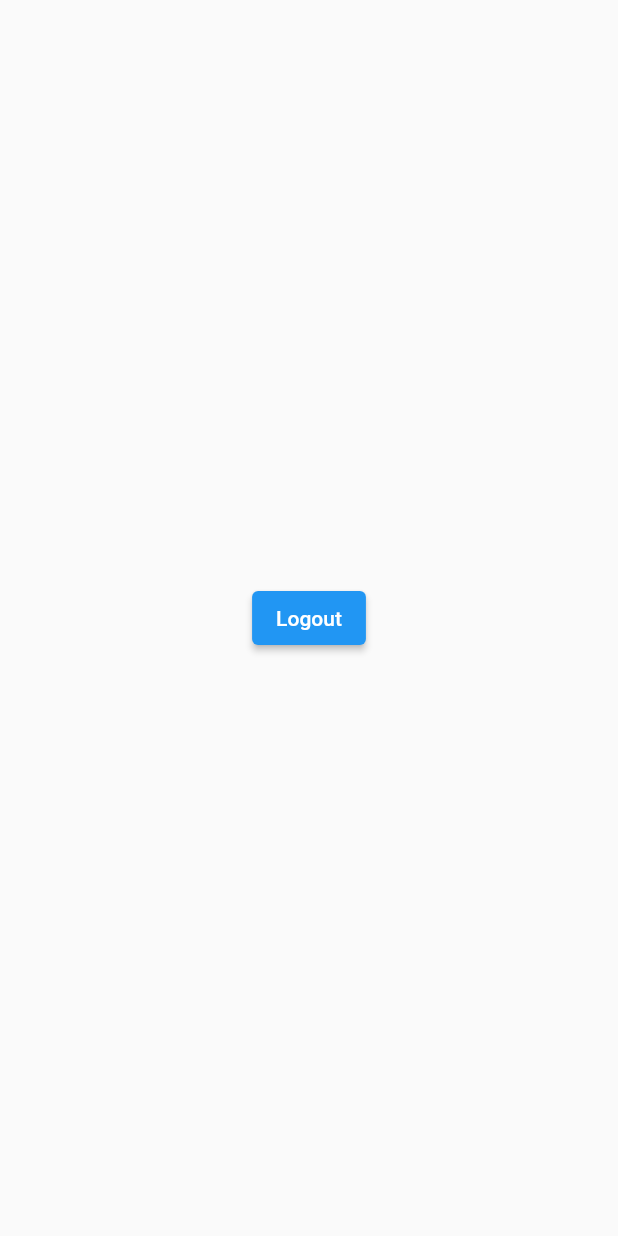
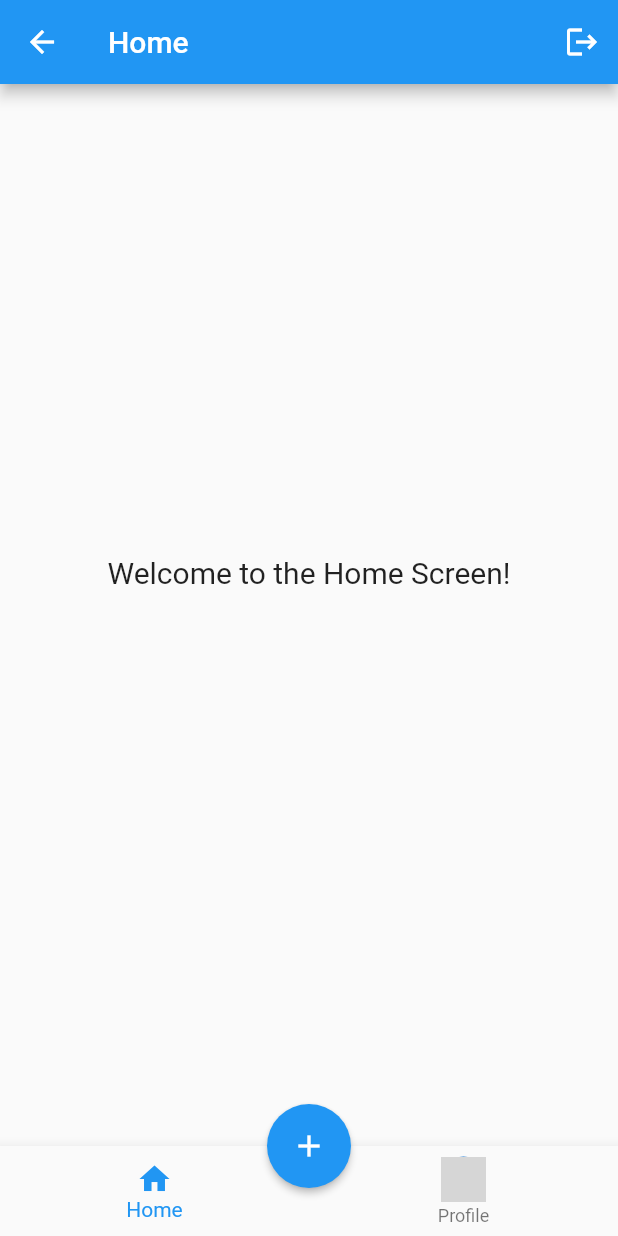
Before and after one commit to Akshar1199/Flutter-project, a Flutter app: the HomeScreen screen opened directly, on a phone screen of 412 x 824 dp. Run offline on Flutter 3.47's test engine with Material 2 defaults, Android fonts, the phone set to English and light mode, and no system bars; our stand-ins replace cloud_firestore, firebase_auth, firebase_core, firebase_storage, get, image_picker and 1 more; missing offline and left inert: firebase_app_check; accounts and stored records are empty; network calls fail; grey boxes are pictures that could not be loaded.

Commit message:
commited by dhruvin

```diff
--- a/lib/main.dart
+++ b/lib/main.dart
@@ -1,25 +1,36 @@
+import 'package:auth/screens/home.dart';
+import 'package:auth/screens/profile.dart';
 import 'package:auth/screens/signin.dart';
+import 'package:auth/screens/signup.dart';
 import 'package:firebase_core/firebase_core.dart';
 import 'package:flutter/material.dart';
+import 'package:get/get.dart';
+import 'package:firebase_app_check/firebase_app_check.dart';
 
 void main() async {
   WidgetsFlutterBinding.ensureInitialized();
   await Firebase.initializeApp();
   runApp(const MyApp());
+  FirebaseAppCheck.instance.setTokenAutoRefreshEnabled(true);
 }
 
 class MyApp extends StatelessWidget {
   const MyApp({Key? key}) : super(key: key);
 
-  // This widget is the root of your application.
   @override
   Widget build(BuildContext context) {
-    return MaterialApp(
+    return GetMaterialApp(
       title: 'Flutter Demo',
       theme: ThemeData(
         primarySwatch: Colors.blue,
       ),
-      home: const SignInScreen(),
+      initialRoute: '/signin', // Set the initial route
+      getPages: [
+        GetPage(name: '/signin', page: () => SignInScreen()),
+        GetPage(name: '/signup', page: () => SignUpScreen()),
+        GetPage(name: '/home', page: () => HomeScreen()),
+        GetPage(name: '/profile', page: () => ProfileScreen()),
+      ],
     );
   }
 }
--- /dev/null
+++ b/lib/screens/common_bottom_navigation_bar.dart
@@ -0,0 +1,34 @@
+import 'package:flutter/material.dart';
+
+class CommonBottomNavigationBar extends StatelessWidget {
+  final int currentIndex;
+  final ValueChanged<int> onTabTapped;
+  final String profilePhotoUrl;
+
+  CommonBottomNavigationBar({
+    required this.currentIndex,
+    required this.onTabTapped,
+    required this.profilePhotoUrl,
+  });
+
+  @override
+  Widget build(BuildContext context) {
+    return BottomNavigationBar(
+      currentIndex: currentIndex,
+      onTap: onTabTapped,
+      items: [
+        BottomNavigationBarItem(
+          icon: Icon(Icons.home),
+          label: 'Home',
+        ),
+        BottomNavigationBarItem(
+          icon: CircleAvatar(
+            backgroundImage: NetworkImage(profilePhotoUrl), // Use NetworkImage
+            radius: 15,
+          ),
+          label: 'Profile',
+        ),
+      ],
+    );
+  }
+}
--- /dev/null
+++ b/lib/screens/custom_app_bar.dart
@@ -0,0 +1,45 @@
+import 'package:auth/screens/signin.dart';
+import 'package:flutter/material.dart';
+import 'package:shared_preferences/shared_preferences.dart';
+import 'package:firebase_auth/firebase_auth.dart';
+
+class CustomAppBar extends StatelessWidget implements PreferredSizeWidget {
+  final String title;
+
+  Future<void> _signOut(BuildContext context) async {
+    try {
+      await FirebaseAuth.instance.signOut().then((value) async {
+        print("Signed Out");
+        final prefs = await SharedPreferences.getInstance();
+        prefs.remove('user_email');
+        prefs.remove('user_uid');
+        Navigator.push(
+            context, MaterialPageRoute(builder: (context) => SignInScreen()));
+      });
+    } catch (e) {
+      print('Error signing out: $e');
+    }
+  }
+
+  CustomAppBar({
+    required this.title,
+  });
+
+  @override
+  Size get preferredSize => Size.fromHeight(kToolbarHeight);
+
+  @override
+  Widget build(BuildContext context) {
+    return AppBar(
+      title: Text(title),
+      actions: [
+        IconButton(
+          icon: Icon(Icons.logout),
+          onPressed: () {
+            _signOut(context);
+          },
+        ),
+      ],
+    );
+  }
+}
--- /dev/null
+++ b/lib/screens/custom_fab.dart
@@ -0,0 +1,14 @@
+import 'package:flutter/material.dart';
+
+class CustomFloatingActionButton extends StatelessWidget {
+  @override
+  Widget build(BuildContext context) {
+    return FloatingActionButton(
+      onPressed: () {
+        // Add your onPressed logic here
+      },
+      child: Icon(Icons.add),
+      elevation: 2.0,
+    );
+  }
+}
--- a/lib/screens/home.dart
+++ b/lib/screens/home.dart
@@ -1,6 +1,13 @@
+import 'package:auth/screens/common_bottom_navigation_bar.dart';
+import 'package:auth/screens/custom_fab.dart';
 import 'package:firebase_auth/firebase_auth.dart';
 import 'package:auth/screens/signin.dart';
 import 'package:flutter/material.dart';
+import 'package:get/get.dart';
+import '../reusable_code/reusable.dart';
+import 'profile.dart';
+import 'package:shared_preferences/shared_preferences.dart';
+import './custom_app_bar.dart';
 
 class HomeScreen extends StatefulWidget {
   const HomeScreen({Key? key}) : super(key: key);
@@ -10,21 +17,70 @@ class HomeScreen extends StatefulWidget {
 }
 
 class _HomeScreenState extends State<HomeScreen> {
+  int _currentIndex = 0;
+  @override
+  void initState() {
+    _loadUserData();
+  }
+
+  String profilePhotoUrl = '';
+  Future<void> _loadUserData() async {
+    final prefs = await SharedPreferences.getInstance();
+    setState(() {
+      profilePhotoUrl = prefs.getString('user_profile_photo_url') ?? '';
+    });
+  }
+
   @override
   Widget build(BuildContext context) {
     return Scaffold(
+      extendBodyBehindAppBar: true,
+      appBar: CustomAppBar(
+        title: 'Home',
+      ),
       body: Center(
-        child: ElevatedButton(
-          child: Text("Logout"),
-          onPressed: () {
-            FirebaseAuth.instance.signOut().then((value) {
-              print("Signed Out");
-              Navigator.push(context,
-                  MaterialPageRoute(builder: (context) => SignInScreen()));
-            });
-          },
+        child: Column(
+          mainAxisAlignment: MainAxisAlignment.center,
+          children: [
+            Text(
+              'Welcome to the Home Screen!',
+              style: TextStyle(fontSize: 20),
+            ),
+          ],
         ),
       ),
+      bottomNavigationBar: CommonBottomNavigationBar(
+        currentIndex: _currentIndex,
+        onTabTapped: (int index) {
+          setState(() {
+            _currentIndex = index;
+          });
+          switch (index) {
+            case 0:
+              break;
+            case 1:
+              Get.toNamed('/profile');
+              break;
+          }
+        },
+        profilePhotoUrl: profilePhotoUrl,
+      ),
+      floatingActionButton:
+          CustomFloatingActionButton(), // No onPressed needed here
+      floatingActionButtonLocation: FloatingActionButtonLocation.centerDocked,
     );
   }
 }
+
+      // // body: Center(
+      // //   child: ElevatedButton(
+      // //     child: Text("Logout"),
+      // //     onPressed: () {
+      // //       FirebaseAuth.instance.signOut().then((value) {
+      // //         print("Signed Out");
+      // //         Navigator.push(context,
+      // //             MaterialPageRoute(builder: (context) => SignInScreen()));
+      // //       });
+      // //     },
+      // //   ),
+      // ),
```
Also changed, not shown: lib/screens/profile.dart (added, +236 -0 lines), lib/screens/signin.dart (+94 -17 lines), lib/screens/signup.dart (+12 -5 lines), pubspec.yaml (+6 -2 lines), pubspec.lock, 9 other files.
